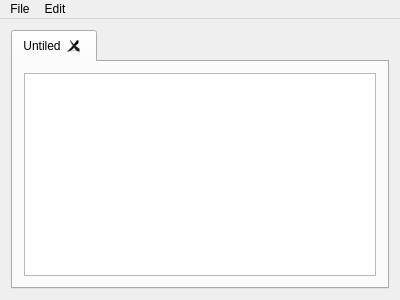
Before: the Qt Designer form term_paper/Term_paper/App/mainwindow.ui in 46ccac1474d000676430445ffc4b160a/Algo, drawn with Qt 5.
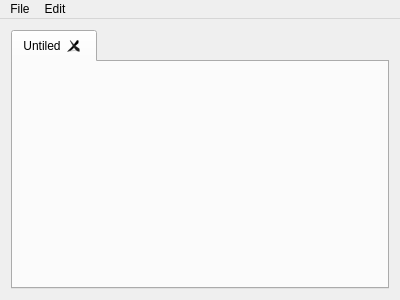
After: the same form once the commit is applied.

```diff
--- a/term_paper/Term_paper/App/mainwindow.ui
+++ b/term_paper/Term_paper/App/mainwindow.ui
@@ -33,11 +33,7 @@
        <attribute name="title">
         <string>Untiled</string>
        </attribute>
-       <layout class="QVBoxLayout" name="verticalLayout_2">
-        <item>
-         <widget class="QTextEdit" name="textEdit"/>
-        </item>
-       </layout>
+       <layout class="QVBoxLayout" name="verticalLayout_2"/>
       </widget>
      </widget>
     </item>
```
